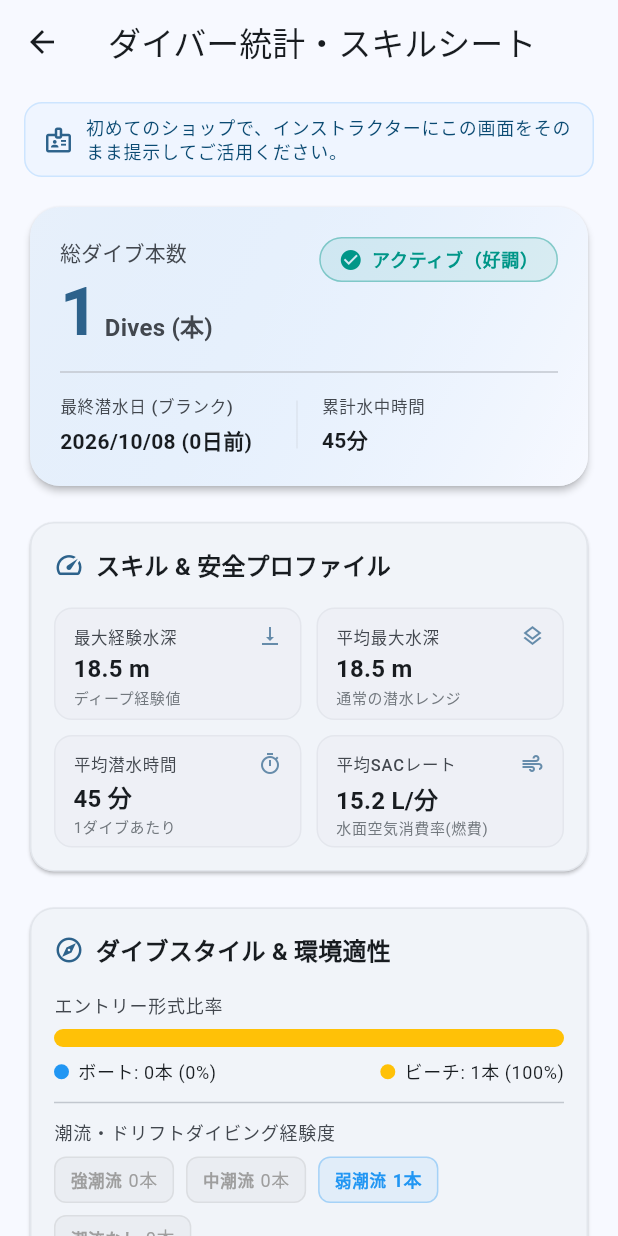
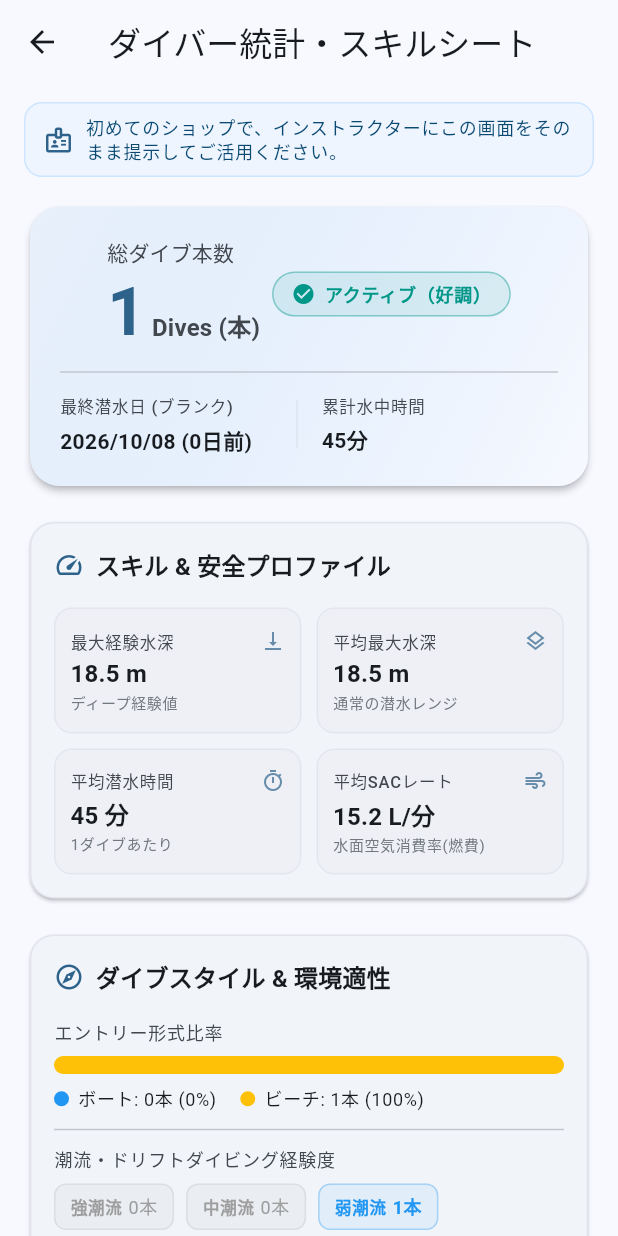
Before and after one commit to LiFE-124C41/scuba-life, a Flutter app: the DiveLogStatisticsPage screen opened directly, on a phone screen of 412 x 824 dp. Run offline on Flutter 3.47's test engine with Material 3 defaults, Android fonts, the phone set to English and light mode, and no system bars; our stand-ins replace flutter_map, flutter_riverpod, latlong2.

Commit message:
fix(ui): resolve RenderFlex overflows on narrow/unconventional screen sizes
    - Replace fixed aspect ratio in GridViews with mainAxisExtent for consistent height
    - Migrate rigid Row layouts in headers and legends to responsive Wrap widgets
    - Add widget tests verifying UI integrity on narrow/360px width screens
    - Add project-level GEMINI.md enforcing Wrap and responsive UI best practices

```diff
--- a/lib/features/logbook/interface/views/dive_log_statistics_page.dart
+++ b/lib/features/logbook/interface/views/dive_log_statistics_page.dart
@@ -177,9 +177,11 @@ class DiveLogStatisticsPage extends ConsumerWidget {
         ),
         child: Column(
           children: [
-            Row(
-              mainAxisAlignment: MainAxisAlignment.spaceBetween,
-              crossAxisAlignment: CrossAxisAlignment.start,
+            Wrap(
+              alignment: WrapAlignment.spaceBetween,
+              crossAxisAlignment: WrapCrossAlignment.center,
+              spacing: 8,
+              runSpacing: 8,
               children: [
                 // 総本数表示
                 Column(
@@ -193,6 +195,7 @@ class DiveLogStatisticsPage extends ConsumerWidget {
                     ),
                     const SizedBox(height: 4),
                     Row(
+                      mainAxisSize: MainAxisSize.min,
                       crossAxisAlignment: CrossAxisAlignment.baseline,
                       textBaseline: TextBaseline.alphabetic,
                       children: [
@@ -332,7 +335,7 @@ class DiveLogStatisticsPage extends ConsumerWidget {
               crossAxisCount: 2,
               shrinkWrap: true,
               physics: const NeverScrollableScrollPhysics(),
-              childAspectRatio: 2.2,
+              mainAxisExtent: 84,
               mainAxisSpacing: 10,
               crossAxisSpacing: 10,
               children: [
@@ -387,7 +390,7 @@ class DiveLogStatisticsPage extends ConsumerWidget {
     final colorScheme = theme.colorScheme;
 
     Widget content = Container(
-      padding: const EdgeInsets.symmetric(horizontal: 12, vertical: 10),
+      padding: const EdgeInsets.symmetric(horizontal: 10, vertical: 8),
       decoration: BoxDecoration(
         color: colorScheme.surfaceContainerHighest.withAlpha(50),
         borderRadius: BorderRadius.circular(12),
@@ -396,14 +399,19 @@ class DiveLogStatisticsPage extends ConsumerWidget {
       child: Column(
         crossAxisAlignment: CrossAxisAlignment.start,
         mainAxisAlignment: MainAxisAlignment.center,
+        mainAxisSize: MainAxisSize.min,
         children: [
           Row(
             mainAxisAlignment: MainAxisAlignment.spaceBetween,
             children: [
-              Text(
-                title,
-                style: theme.textTheme.labelSmall?.copyWith(
-                  color: colorScheme.onSurfaceVariant,
+              Expanded(
+                child: Text(
+                  title,
+                  style: theme.textTheme.labelSmall?.copyWith(
+                    color: colorScheme.onSurfaceVariant,
+                  ),
+                  maxLines: 1,
+                  overflow: TextOverflow.ellipsis,
                 ),
               ),
               Icon(icon, size: 16, color: colorScheme.primary.withAlpha(180)),
@@ -416,6 +424,8 @@ class DiveLogStatisticsPage extends ConsumerWidget {
               fontWeight: FontWeight.bold,
               color: colorScheme.onSurface,
             ),
+            maxLines: 1,
+            overflow: TextOverflow.ellipsis,
           ),
           Text(
             subtitle,
@@ -423,6 +433,8 @@ class DiveLogStatisticsPage extends ConsumerWidget {
               fontSize: 10,
               color: colorScheme.outline,
             ),
+            maxLines: 1,
+            overflow: TextOverflow.ellipsis,
           ),
         ],
       ),
@@ -506,10 +518,12 @@ class DiveLogStatisticsPage extends ConsumerWidget {
               ),
             ),
             const SizedBox(height: 8),
-            Row(
-              mainAxisAlignment: MainAxisAlignment.spaceBetween,
+            Wrap(
+              spacing: 16,
+              runSpacing: 6,
               children: [
                 Row(
+                  mainAxisSize: MainAxisSize.min,
                   children: [
                     Container(
                       width: 10,
@@ -527,6 +541,7 @@ class DiveLogStatisticsPage extends ConsumerWidget {
                   ],
                 ),
                 Row(
+                  mainAxisSize: MainAxisSize.min,
                   children: [
                     Container(
                       width: 10,
@@ -698,18 +713,16 @@ class DiveLogStatisticsPage extends ConsumerWidget {
               ),
               subtitle: Padding(
                 padding: const EdgeInsets.only(top: 4.0),
-                child: Row(
+                child: Wrap(
+                  spacing: 8,
+                  runSpacing: 2,
                   children: [
                     Text('水深 ${log.maxDepthMeter.toStringAsFixed(1)}m'),
-                    const SizedBox(width: 8),
                     Text('時間 ${log.bottomTimeMinutes}分'),
-                    const SizedBox(width: 8),
                     Text(log.entryMethod),
                     if (log.underwaterCurrent.isNotEmpty &&
-                        log.underwaterCurrent != 'なし') ...[
-                      const SizedBox(width: 8),
+                        log.underwaterCurrent != 'なし')
                       Text('流れ:${log.underwaterCurrent}'),
-                    ],
                   ],
                 ),
               ),
```
Also changed, not shown: lib/features/my_gear/interface/views/gear_detail_page.dart (+21 -10 lines), lib/features/schedule/interface/views/widgets/schedule_detail_sheet.dart (+24 -11 lines), 4 other files.
